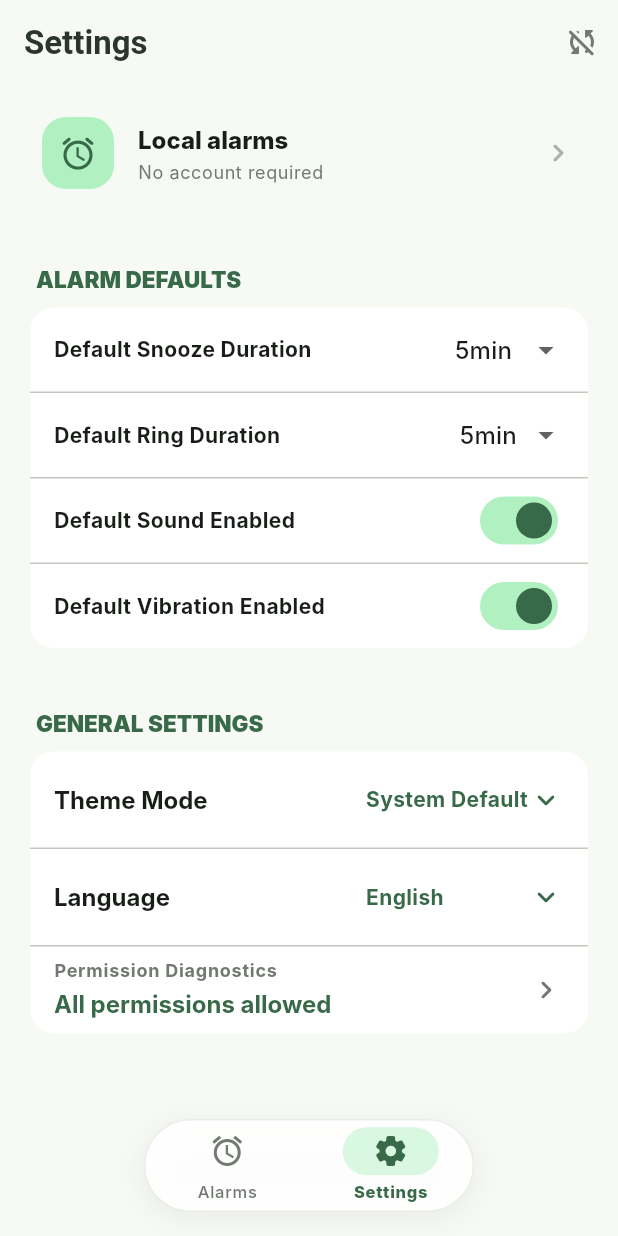
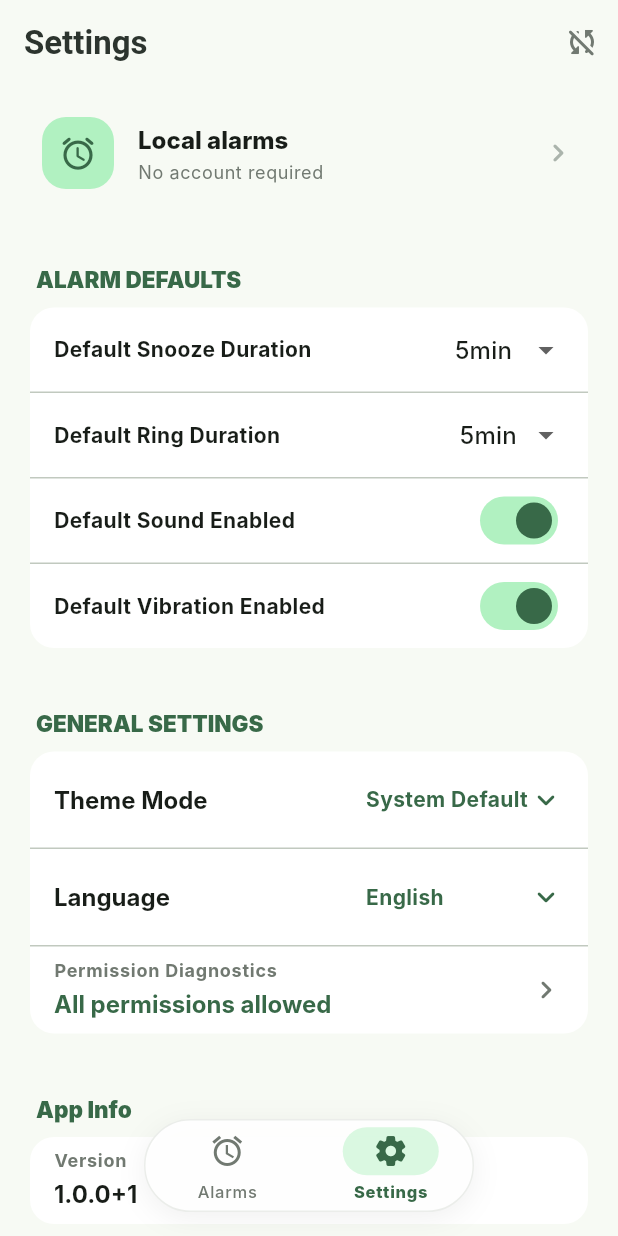
Before and after one commit to jjyn0215/UIUXteamproject, a Flutter app: the screen it shows after launch, after a tap on "Settings", on a phone screen of 412 x 824 dp. Run offline on Flutter 3.47's test engine with Material 3 defaults, Android fonts, the phone set to English and light mode, and no system bars; our stand-ins replace cloud_firestore, cloud_functions, device_info_plus, firebase_auth, firebase_core, firebase_messaging and 7 more; accounts and stored records are empty; generated files the repository leaves out were written again; Roboto replaces fonts that are missing (Inter).

Commit message:
Fix content layout height in Stack and increase Settings bottom padding

```diff
--- a/synced_alarm/lib/src/features/alarms/alarm_home_screen.dart
+++ b/synced_alarm/lib/src/features/alarms/alarm_home_screen.dart
@@ -139,9 +139,7 @@
         bottom: false,
         child: Stack(
           children: [
-            Padding(
-              padding: const EdgeInsets.only(bottom: 92),
-              child: switch (_selectedTab) {
+            switch (_selectedTab) {
               0 => alarms.when(
                 data: (items) => _AlarmListView(
                   alarms: items,
@@ -170,7 +168,6 @@
               ),
               _ => const SettingsPanel(),
             },
-            ),
             Positioned(
               left: 0,
               right: 0,
--- a/synced_alarm/lib/src/features/settings/settings_sheet.dart
+++ b/synced_alarm/lib/src/features/settings/settings_sheet.dart
@@ -54,7 +54,7 @@
       child: ConstrainedBox(
         constraints: const BoxConstraints(maxWidth: 560),
         child: ListView(
-          padding: const EdgeInsets.fromLTRB(20, 12, 20, 28),
+          padding: const EdgeInsets.fromLTRB(20, 12, 20, 120),
           children: [
             if (showHandle) ...[
               Center(
```
Lines whose indentation alone changed are shown as unchanged.
